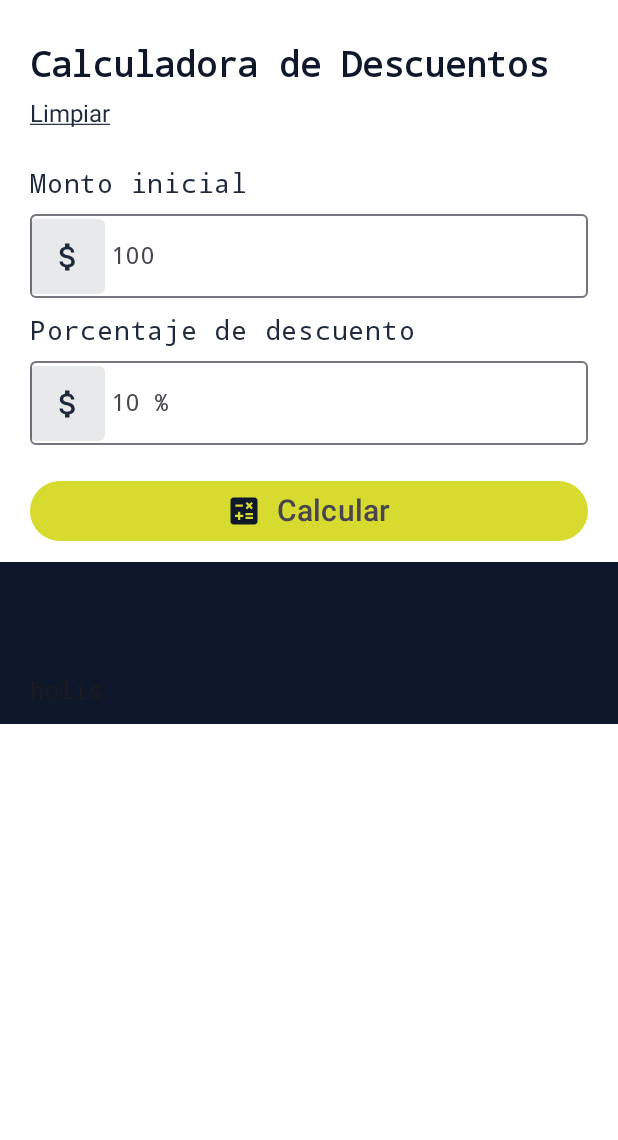
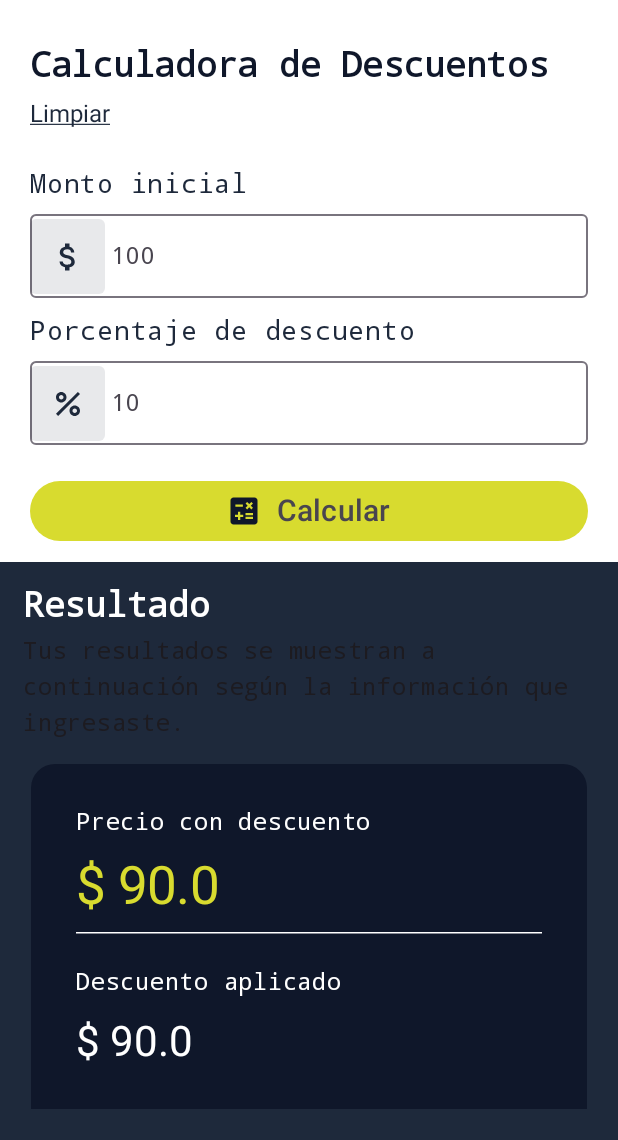
Before and after one commit to JulSarmiento/discount-calculator-app, an Android app built with Jetpack Compose: the screen it shows after launch (MainActivity), on a phone screen of 412 x 824 dp, the part 96-1236 px from its top. Run offline under Robolectric (Android 15) with nearby library versions, the phone set to English and light mode, and no system bars.

Commit message:
feat: se agregaron los detalles de las cards y diseafos

```diff
--- a/app/src/main/java/com/julhdev/discountcalculator/components/BodyComponents.kt
+++ b/app/src/main/java/com/julhdev/discountcalculator/components/BodyComponents.kt
@@ -18,6 +18,7 @@ import androidx.compose.runtime.Composable
 import androidx.compose.ui.Alignment
 import androidx.compose.ui.Modifier
 import androidx.compose.ui.graphics.Color
+import androidx.compose.ui.graphics.vector.ImageVector
 import androidx.compose.ui.text.TextStyle
 import androidx.compose.ui.text.font.FontWeight
 import androidx.compose.ui.text.input.KeyboardType
@@ -32,13 +33,13 @@ import androidx.compose.ui.unit.*
          * @param name El texto que se mostrará como título.
          * usage: TitleVew("Bienvenido")
          */
-fun TitleVew(name: String) {
+fun TitleVew(name: String, color: Color = MaterialTheme.colorScheme.primary) {
   Text(
     text = name,
     fontSize = 23.sp,
     fontWeight = FontWeight.Bold,
     textAlign = TextAlign.Start,
-    color = MaterialTheme.colorScheme.primary,
+    color = color,
   )
 }
 
@@ -95,6 +96,7 @@ fun MainTextField(
   value: String,
   onValueChange: (String) -> Unit,
   label: String,
+  icon: ImageVector = Icons.Default.AttachMoney,
 ) {
   OutlinedTextField(
     value= value,
@@ -109,7 +111,7 @@ fun MainTextField(
          contentAlignment = Alignment.Center
      ){
        Icon(
-         imageVector = Icons.Default.AttachMoney,
+         imageVector = icon,
          contentDescription = "Money icon",
          tint = MaterialTheme.colorScheme.tertiary                                                                                                                                                                                                                                                                                                                                                                                                                                                                                                                                                                                                                                                                                                                                                                                                                                                                                                                                                                                                                                                                                                                                                                                                                                                                                                                                                                                                                                                                              ,
 
--- a/app/src/main/java/com/julhdev/discountcalculator/components/CardComponents.kt
+++ b/app/src/main/java/com/julhdev/discountcalculator/components/CardComponents.kt
@@ -1 +1,70 @@
 package com.julhdev.discountcalculator.components
+
+import androidx.compose.foundation.layout.Arrangement
+import androidx.compose.foundation.layout.Column
+import androidx.compose.foundation.layout.fillMaxSize
+import androidx.compose.foundation.layout.padding
+import androidx.compose.foundation.shape.RoundedCornerShape
+import androidx.compose.material3.Card
+import androidx.compose.material3.CardDefaults
+import androidx.compose.material3.HorizontalDivider
+import androidx.compose.material3.MaterialTheme
+import androidx.compose.material3.Text
+import androidx.compose.runtime.Composable
+import androidx.compose.ui.Modifier
+import androidx.compose.ui.unit.dp
+import androidx.compose.ui.unit.sp
+
+@Composable
+        /**
+         * Componente de la tarjeta principal que muestra el precio con descuento y el descuento aplicado.
+         * @param number El número que representa el precio con descuento y el descuento aplicado.
+         * @param modifier Modificador opcional para personalizar el diseño del componente.
+         * usage: MainCard(150.0)
+         */
+fun MainCard(
+  number: Double,
+  modifier: Modifier = Modifier
+){
+  Card(
+    modifier = modifier,
+    shape = RoundedCornerShape(topStart = 16.dp, topEnd = 16.dp),
+    colors = CardDefaults.cardColors(
+      containerColor = MaterialTheme.colorScheme.primary,
+      contentColor = MaterialTheme.colorScheme.background,
+    ),
+  ) {
+    Column(
+      verticalArrangement = Arrangement.Center,
+      modifier = Modifier
+        .fillMaxSize()
+        .padding(horizontal = 30.dp),
+    ) {
+      Text(
+        text = "Precio con descuento",
+      )
+      SpaceHeight(10.dp)
+      Text(
+        text = "$ $number",
+        style = MaterialTheme.typography.headlineMedium,
+        color = MaterialTheme.colorScheme.secondary,
+        fontSize = 35.sp,
+      )
+      SpaceHeight(10.dp)
+      HorizontalDivider(
+        thickness = 1.dp,
+        color = MaterialTheme.colorScheme.background
+      )
+      SpaceHeight(20.dp)
+      Text(
+        text = "Descuento aplicado",
+      )
+      SpaceHeight(10.dp)
+      Text(
+        text = "$ $number",
+        style = MaterialTheme.typography.headlineMedium
+      )
+    }
+  }
+
+}
--- a/app/src/main/java/com/julhdev/discountcalculator/views/HomeView.kt
+++ b/app/src/main/java/com/julhdev/discountcalculator/views/HomeView.kt
@@ -2,7 +2,9 @@ package com.julhdev.discountcalculator.views
 
 import androidx.compose.foundation.Image
 import androidx.compose.foundation.background
+import androidx.compose.foundation.border
 import androidx.compose.foundation.layout.Arrangement
+import androidx.compose.foundation.layout.Box
 import androidx.compose.foundation.layout.Column
 import androidx.compose.foundation.layout.PaddingValues
 import androidx.compose.foundation.layout.Row
@@ -11,8 +13,10 @@ import androidx.compose.foundation.layout.fillMaxWidth
 import androidx.compose.foundation.layout.padding
 import androidx.compose.material.icons.Icons
 import androidx.compose.material.icons.filled.AccountCircle
+import androidx.compose.material.icons.filled.Percent
 import androidx.compose.material3.CenterAlignedTopAppBar
 import androidx.compose.material3.ExperimentalMaterial3Api
+import androidx.compose.material3.HorizontalDivider
 import androidx.compose.material3.Icon
 import androidx.compose.material3.MaterialTheme
 import androidx.compose.material3.Scaffold
@@ -25,11 +29,15 @@ import androidx.compose.runtime.mutableStateOf
 import androidx.compose.runtime.remember
 import androidx.compose.ui.Alignment
 import androidx.compose.ui.Modifier
+import androidx.compose.ui.draw.drawBehind
+import androidx.compose.ui.geometry.Offset
+import androidx.compose.ui.graphics.Color
 import androidx.compose.ui.res.painterResource
 import androidx.compose.ui.text.font.FontWeight
 import androidx.compose.ui.unit.dp
 import com.julhdev.discountcalculator.R
 import com.julhdev.discountcalculator.components.MainBtn
+import com.julhdev.discountcalculator.components.MainCard
 import com.julhdev.discountcalculator.components.MainTextField
 import com.julhdev.discountcalculator.components.OutlineBtn
 import com.julhdev.discountcalculator.components.SpaceHeight
@@ -68,7 +76,7 @@ fun ContentHomeView(paddingValues: PaddingValues ) {
         .fillMaxSize()
         .background(MaterialTheme.colorScheme.background),
       verticalArrangement = Arrangement.Top,
-      horizontalAlignment = Alignment.CenterHorizontally
+      horizontalAlignment = Alignment.CenterHorizontally,
    ) {
      Column(
        modifier = Modifier
@@ -109,7 +117,8 @@ fun ContentHomeView(paddingValues: PaddingValues ) {
          MainTextField(
            value = discount,
            onValueChange = { /* TODO */ },
-           label = "10 %"
+           label = "10 ",
+           icon = Icons.Default.Percent
          )
          SpaceHeight(20.dp)
          MainBtn(
@@ -120,13 +129,29 @@ fun ContentHomeView(paddingValues: PaddingValues ) {
      }
      Column(
        modifier = Modifier
-         .background(MaterialTheme.colorScheme.primary)
+         .background(MaterialTheme.colorScheme.tertiary)
          .fillMaxWidth()
-         .padding(paddingValues)
-         .padding(vertical = 10.dp)
-         .padding(horizontal = 20.dp),
+         .padding( 15.dp),
      ) {
-       Text("holis")
+       TitleVew(
+          name = "Resultado",
+         color = MaterialTheme.colorScheme.background
+       )
+       SpaceHeight(5.dp)
+       Text(
+          text = "Tus resultados se muestran a continuación según la información que ingresaste."
+       )
+       SpaceHeight(10.dp)
+       Box(
+
+       ){
+         MainCard(
+           number = 90.0,
+           modifier = Modifier
+             .fillMaxSize()
+             .padding(5.dp)
+         )
+       }
      }
    }
 }
```
